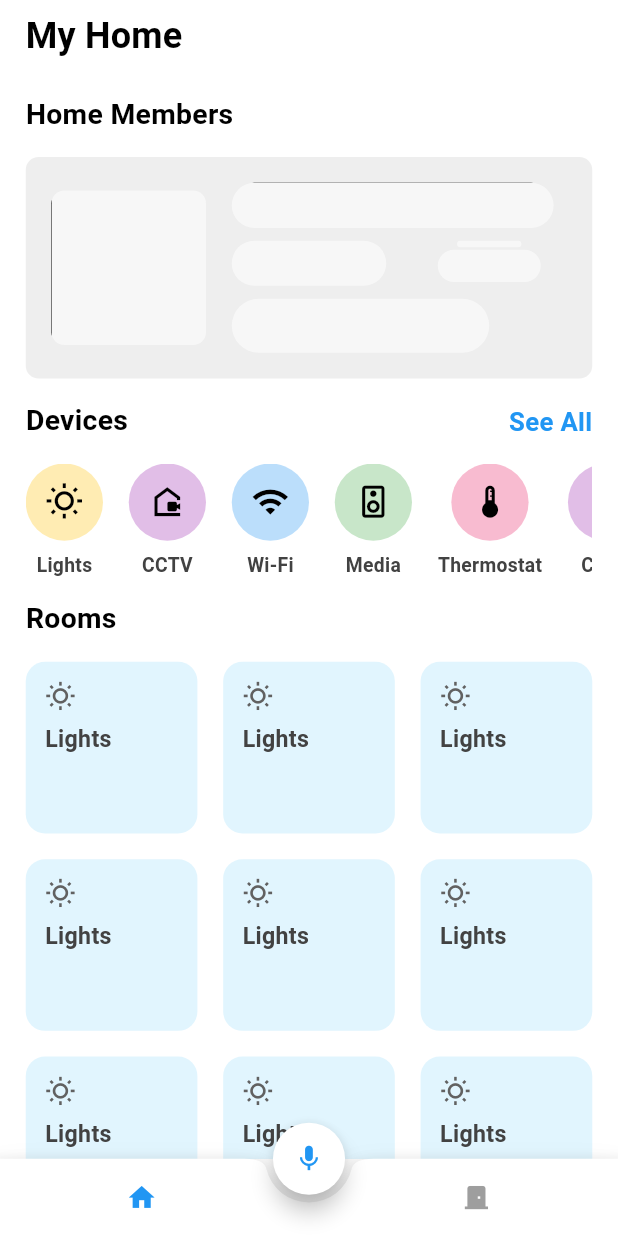
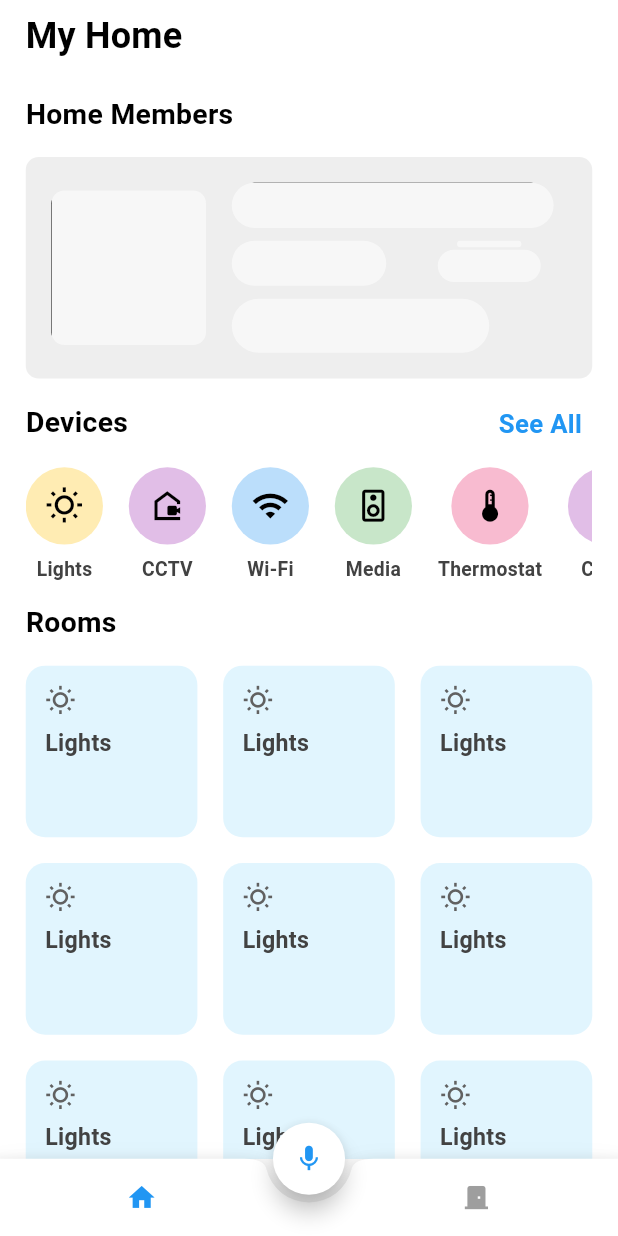
Before and after one commit to MAYasin/sync_home, a Flutter app: the screen it shows after launch, on a phone screen of 412 x 824 dp. Run offline on Flutter 3.47's test engine with Material 2 defaults, Android fonts, the phone set to English and light mode, and no system bars; drawn by our look-alikes of shimmer; our stand-ins replace geolocator, get, google_fonts, responsive_framework, syncfusion_flutter_charts, weather.

Commit message:
device page and refactoring

```diff
--- /dev/null
+++ b/lib/ui/components/button/buttons.dart
@@ -0,0 +1,102 @@
+import 'package:flutter/material.dart';
+import 'package:flutter/services.dart';
+
+class CircularDeviceButton extends StatelessWidget {
+  const CircularDeviceButton({
+    Key? key,
+    required this.title,
+    required this.icon,
+    required this.color,
+  }) : super(key: key);
+
+  final String title;
+  final IconData icon;
+  final MaterialColor color;
+
+  @override
+  Widget build(BuildContext context) {
+    return Column(
+      children: [
+        CircleAvatar(
+          radius: 30,
+          backgroundColor: color[100],
+          child: IconButton(
+            onPressed: () {},
+            icon: Icon(
+              icon,
+              color: Colors.black,
+              size: 30,
+            ),
+          ),
+        ),
+        const SizedBox(
+          height: 10,
+        ),
+        Text(
+          title,
+          style: TextStyle(
+            color: Colors.grey[800],
+            fontSize: 15,
+            fontWeight: FontWeight.bold,
+          ),
+        ),
+      ],
+    );
+  }
+}
+
+class DeviceButton extends StatefulWidget {
+  const DeviceButton({
+    Key? key,
+    required this.onTap,
+  }) : super(key: key);
+
+  final Function onTap;
+
+  @override
+  State<DeviceButton> createState() => _DeviceButtonState();
+}
+
+class _DeviceButtonState extends State<DeviceButton> {
+  bool toggled = false;
+
+  @override
+  Widget build(BuildContext context) {
+    return GestureDetector(
+      onTap: () {
+        widget.onTap;
+        HapticFeedback.vibrate();
+        setState(() {
+          toggled = !toggled;
+        });
+      },
+      child: Container(
+        padding: const EdgeInsets.all(15),
+        decoration: BoxDecoration(
+          color: toggled ? Colors.amber[100] : Colors.lightBlue[50],
+          borderRadius: BorderRadius.circular(15),
+        ),
+        child: Column(
+          crossAxisAlignment: CrossAxisAlignment.start,
+          children: [
+            Icon(
+              Icons.wb_sunny_outlined,
+              color: Colors.grey[700],
+            ),
+            const SizedBox(
+              height: 10,
+            ),
+            Text(
+              'Lights',
+              style: TextStyle(
+                color: Colors.grey[800],
+                fontSize: 18,
+                fontWeight: FontWeight.bold,
+              ),
+            ),
+          ],
+        ),
+      ),
+    );
+  }
+}
--- a/lib/ui/shared/weather_view/weather_view.dart
+++ b/lib/ui/shared/weather_view/weather_view.dart
@@ -34,7 +34,7 @@ class WeatherView extends StatelessWidget {
           children: [
             Container(
               width: MediaQuery.of(context).size.width,
-              height: MediaQuery.of(context).size.height * 90.58 / 100,
+              height: MediaQuery.of(context).size.height * 90.53 / 100,
               decoration: BoxDecoration(
                 gradient: LinearGradient(
                   begin: Alignment.topCenter,
@@ -64,8 +64,8 @@ class WeatherView extends StatelessWidget {
                                     .date!
                                     .toIso8601String())),
                                 style: const TextStyle(
-                                  fontSize: 18,
-                                  fontWeight: FontWeight.normal,
+                                  fontSize: 20,
+                                  fontWeight: FontWeight.w500,
                                 ),
                               ),
                               const SizedBox(
--- a/lib/ui/views/home_view/home_view.dart
+++ b/lib/ui/views/home_view/home_view.dart
@@ -1,5 +1,6 @@
 import 'package:flutter/material.dart';
 import 'package:flutter/services.dart';
+import 'package:sync_home/ui/components/button/buttons.dart';
 import 'package:sync_home/ui/components/weather_card/weather_card.dart';
 
 class HomeView extends StatelessWidget {
@@ -35,8 +36,8 @@ class HomeView extends StatelessWidget {
         ),
         Row(
           mainAxisAlignment: MainAxisAlignment.spaceBetween,
-          children: const [
-            Text(
+          children: [
+            const Text(
               'Devices',
               style: TextStyle(
                 color: Colors.black,
@@ -44,12 +45,19 @@ class HomeView extends StatelessWidget {
                 fontWeight: FontWeight.bold,
               ),
             ),
-            Text(
-              'See All',
-              style: TextStyle(
-                color: Colors.blue,
-                fontSize: 20,
-                fontWeight: FontWeight.bold,
+            InkWell(
+              borderRadius: BorderRadius.circular(5),
+              onTap: () {},
+              child: const Padding(
+                padding: EdgeInsets.only(top: 3, bottom: 3, left: 8, right: 8),
+                child: Text(
+                  'See All',
+                  style: TextStyle(
+                    color: Colors.blue,
+                    fontSize: 20,
+                    fontWeight: FontWeight.bold,
+                  ),
+                ),
               ),
             ),
           ],
@@ -179,103 +187,3 @@ class HomeView extends StatelessWidget {
     );
   }
 }
-
-class CircularDeviceButton extends StatelessWidget {
-  const CircularDeviceButton({
-    Key? key,
-    required this.title,
-    required this.icon,
-    required this.color,
-  }) : super(key: key);
-
-  final String title;
-  final IconData icon;
-  final MaterialColor color;
-
-  @override
-  Widget build(BuildContext context) {
-    return Column(
-      children: [
-        CircleAvatar(
-          radius: 30,
-          backgroundColor: color[100],
-          child: IconButton(
-            onPressed: () {},
-            icon: Icon(
-              icon,
-              color: Colors.black,
-              size: 30,
-            ),
-          ),
-        ),
-        const SizedBox(
-          height: 10,
-        ),
-        Text(
-          title,
-          style: TextStyle(
-            color: Colors.grey[800],
-            fontSize: 15,
-            fontWeight: FontWeight.bold,
-          ),
-        ),
-      ],
-    );
-  }
-}
-
-class DeviceButton extends StatefulWidget {
-  const DeviceButton({
-    Key? key,
-    required this.onTap,
-  }) : super(key: key);
-
-  final Function onTap;
-
-  @override
-  State<DeviceButton> createState() => _DeviceButtonState();
-}
-
-class _DeviceButtonState extends State<DeviceButton> {
-  bool toggled = false;
-
-  @override
-  Widget build(BuildContext context) {
-    return GestureDetector(
-      onTap: () {
-        widget.onTap;
-        HapticFeedback.vibrate();
-        setState(() {
-          toggled = !toggled;
-        });
-      },
-      child: Container(
-        padding: const EdgeInsets.all(15),
-        decoration: BoxDecoration(
-          color: toggled ? Colors.amber[100] : Colors.lightBlue[50],
-          borderRadius: BorderRadius.circular(15),
-        ),
-        child: Column(
-          crossAxisAlignment: CrossAxisAlignment.start,
-          children: [
-            Icon(
-              Icons.wb_sunny_outlined,
-              color: Colors.grey[700],
-            ),
-            const SizedBox(
-              height: 10,
-            ),
-            Text(
-              'Lights',
-              style: TextStyle(
-                color: Colors.grey[800],
-                fontSize: 18,
-                fontWeight: FontWeight.bold,
-              ),
-            ),
-          ],
-        ),
-      ),
-    );
-  }
-}
```
Also changed, not shown: lib/ui/shared/all_device_view/all_device_view.dart (added, +79 -0 lines).
